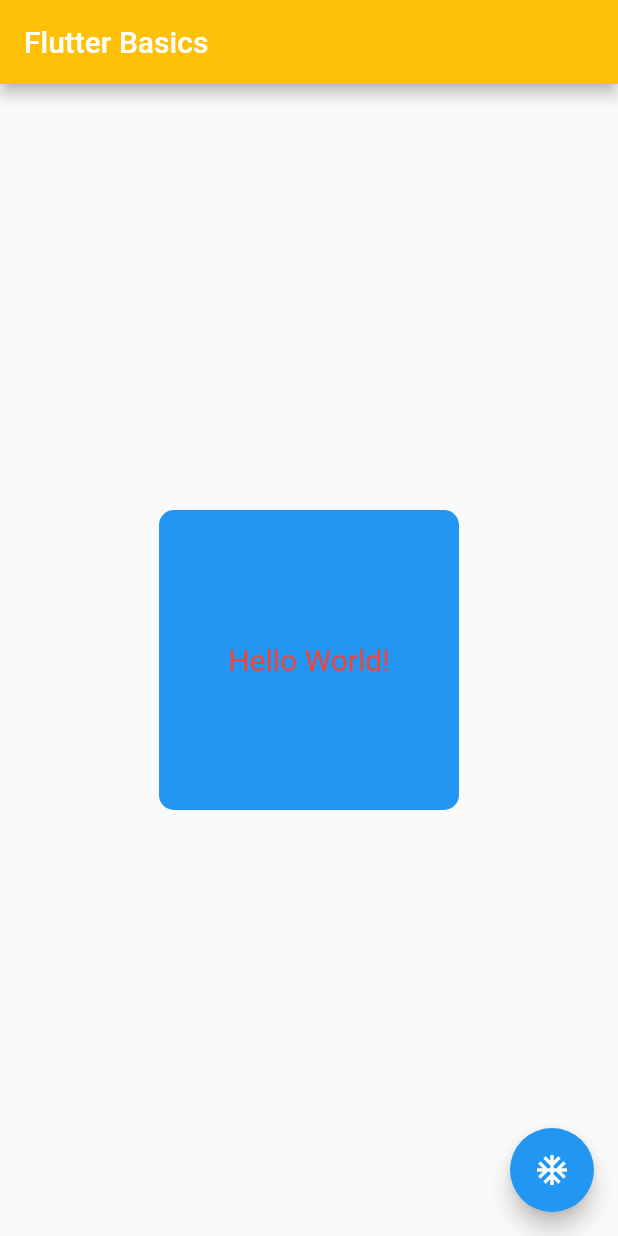
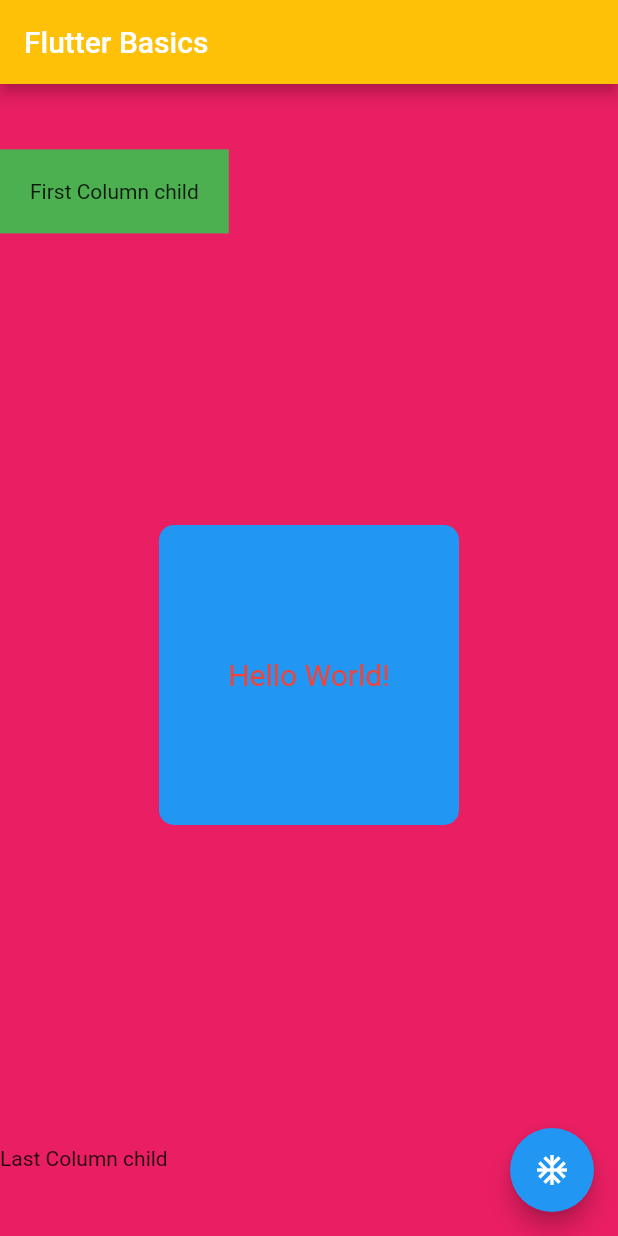
Before and after one commit to OpenSphereSoftware/FlutterMadeEasy_ZeroToMastery, a Flutter app: the screen it shows after launch, on a phone screen of 412 x 824 dp. Run offline on Flutter 3.47's test engine with Material 2 defaults, Android fonts, the phone set to English and light mode, and no system bars.

Commit message:
2.6 column, sizedBox, padding

```diff
--- a/2_flutter/lib/main.dart
+++ b/2_flutter/lib/main.dart
@@ -1,4 +1,3 @@
-import 'package:flutter/cupertino.dart';
 import 'package:flutter/material.dart';
 
 void main() {
@@ -14,7 +13,25 @@ class MyApp extends StatelessWidget {
       theme: ThemeData(appBarTheme: const AppBarTheme(backgroundColor: Colors.amber)),
       home: Scaffold(
         appBar: AppBar(title: const Text("Flutter Basics")),
-        body: Center(
+        body: Container(
+          color: Colors.pink,
+          child: Column(
+            mainAxisSize: MainAxisSize.max,
+            crossAxisAlignment: CrossAxisAlignment.start,
+            mainAxisAlignment: MainAxisAlignment.spaceAround,
+            children: [
+              Container(
+                color: Colors.green,
+                child: const Padding(
+                    padding: EdgeInsets.all(20),
+                    child: Text(
+                      'First Column child',
+                    )),
+              ),
+              const SizedBox(
+                height: 20,
+              ),
+              Center(
                 child: Container(
                   height: 200,
                   width: 200,
@@ -22,6 +39,13 @@ class MyApp extends StatelessWidget {
                   child: const Center(
                     child: Text("Hello World!", style: TextStyle(color: Colors.red, fontSize: 20)),
                   ),
+                ),
+              ),
+              const SizedBox(
+                height: 40,
+              ),
+              const Text('Last Column child'),
+            ],
           ),
         ),
         floatingActionButton: FloatingActionButton(
```
Lines whose indentation alone changed are shown as unchanged.
